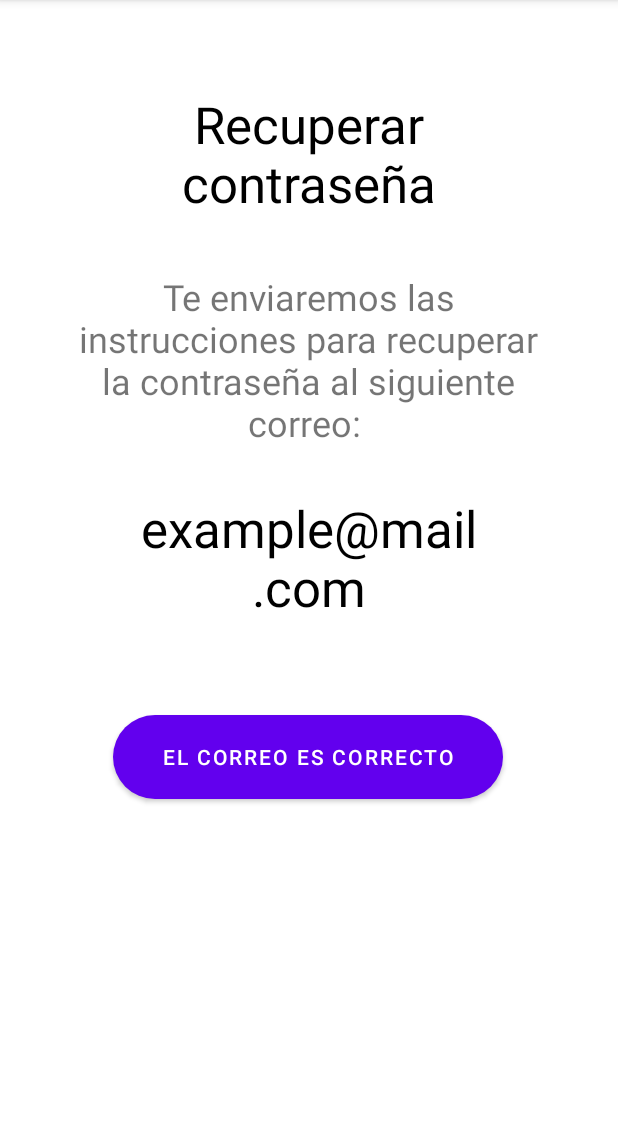
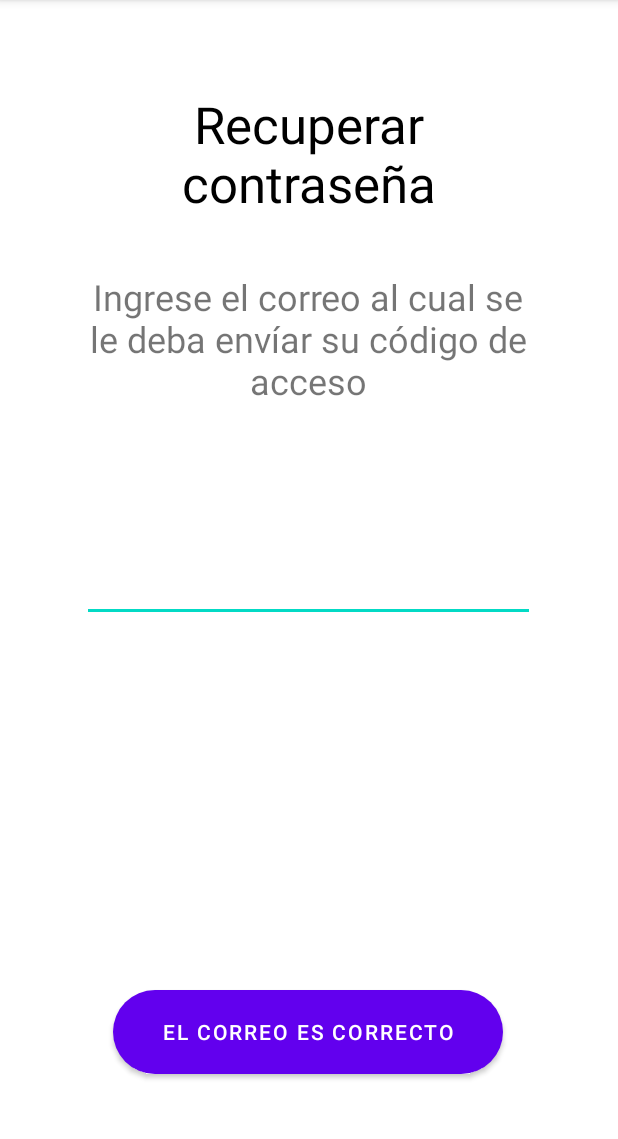
Before and after one commit to JorgeDhSS/AppGastos, an Android app: the RecuperarContrasena screen opened directly, with no data from a screen before it, on a phone screen of 412 x 824 dp, the part 84-1223 px from its top. Run offline under Robolectric (Android 15) with nearby library versions, the phone set to English and light mode, and no system bars; our stand-ins replace Firebase (no records; nobody signed in at launch, a user with empty details on screens opened directly).

Commit message:
Recuperar contraseña y cambios a login para agregar sharedPreferences

```diff
--- a/app/src/main/java/com/example/appgastos/Login.java
+++ b/app/src/main/java/com/example/appgastos/Login.java
@@ -5,7 +5,9 @@ import static android.content.ContentValues.TAG;
 import androidx.annotation.NonNull;
 import androidx.appcompat.app.AppCompatActivity;
 
+import android.content.Context;
 import android.content.Intent;
+import android.content.SharedPreferences;
 import android.os.Bundle;
 import android.util.Log;
 import android.view.View;
@@ -84,6 +86,10 @@ public class Login extends AppCompatActivity {
                             FirebaseUser user = mAuth.getCurrentUser();
                             Toast.makeText(getApplicationContext(), "Autenticación correcta",
                                     Toast.LENGTH_SHORT).show();
+                            SharedPreferences datosUsuario = getSharedPreferences("datosUsuario", Context.MODE_PRIVATE);
+                            SharedPreferences.Editor editorPreferenrences = datosUsuario.edit();
+                            editorPreferenrences.putString("mail", Eduser.getText().toString().trim());
+                            editorPreferenrences.commit();
                             startActivity(new Intent(Login.this, MainActivity.class));
                             finish();
                         }else{
--- a/app/src/main/java/com/example/appgastos/RecuperarContrasena.java
+++ b/app/src/main/java/com/example/appgastos/RecuperarContrasena.java
@@ -1,14 +1,63 @@
 package com.example.appgastos;
 
+import androidx.annotation.NonNull;
 import androidx.appcompat.app.AppCompatActivity;
 
+import android.content.Context;
+import android.content.Intent;
+import android.content.SharedPreferences;
 import android.os.Bundle;
+import android.view.View;
+import android.widget.EditText;
+import android.widget.TextView;
+import android.widget.Toast;
+
+import com.google.android.gms.tasks.OnCompleteListener;
+import com.google.android.gms.tasks.Task;
+import com.google.firebase.auth.AuthResult;
+import com.google.firebase.auth.FirebaseAuth;
+import com.google.firebase.database.DatabaseReference;
+
+import java.util.Date;
+import java.util.HashMap;
+import java.util.Map;
 
 public class RecuperarContrasena extends AppCompatActivity {
 
+    public EditText emailText;
+    private FirebaseAuth mAuth;
+    DatabaseReference mDatabase;
     @Override
     protected void onCreate(Bundle savedInstanceState) {
         super.onCreate(savedInstanceState);
+        emailText = findViewById(R.id.correo);
         setContentView(R.layout.activity_recuperar_contrasena);
     }
+
+    public void onClickVerify(View v) {
+        /*Map<String, Object> map = new HashMap<>();
+        map.put("date", new Date());
+        //TODO auto-generate code
+        map.put("code", 1425);
+        map.put("email", emailText.getText().toString());
+
+        String _id = mDatabase.push().getKey();
+
+        mDatabase.child("PasswordRetrieve").child(_id).setValue(map).addOnCompleteListener(new OnCompleteListener<Void>() {
+            @Override
+            public void onComplete(@NonNull Task<Void> task2) {
+                if (task2.isSuccessful()){
+                    //TODO send email
+                    Intent intent = new Intent(RecuperarContrasena.this, RecuperarContrasenaValidacion.class);
+                    intent.putExtra("code", 1425);
+                    startActivity(intent);
+                    finish();
+                }else{
+                    Toast.makeText(RecuperarContrasena.this, "No se pudo crear el código de confirmación", Toast.LENGTH_SHORT).show();
+                }
+            }
+        });*/
+        Intent activityChangeIntent = new Intent(RecuperarContrasena.this, RecuperarContrasenaValidacion.class);
+        startActivity(activityChangeIntent);
+    }
 }
--- a/app/src/main/res/layout/activity_recuperar_contrasena.xml
+++ b/app/src/main/res/layout/activity_recuperar_contrasena.xml
@@ -24,7 +24,7 @@
         android:layout_width="326dp"
         android:layout_height="120dp"
         android:layout_marginTop="40dp"
-        android:text="Te enviaremos las instrucciones para recuperar la contraseña al siguiente correo: "
+        android:text="Ingrese el correo al cual se le deba envíar su código de acceso"
         android:textAlignment="center"
         android:textSize="24sp"
         app:layout_constraintEnd_toEndOf="parent"
@@ -32,30 +32,29 @@
         app:layout_constraintStart_toStartOf="parent"
         app:layout_constraintTop_toBottomOf="@+id/textView7" />
 
-    <TextView
-        android:id="@+id/correo"
-        android:layout_width="296dp"
-        android:layout_height="104dp"
-        android:layout_marginTop="28dp"
-        android:text="example@mail.com"
-        android:textAlignment="center"
-        android:textColor="@color/black"
-        android:textSize="34sp"
-        app:layout_constraintEnd_toEndOf="parent"
-        app:layout_constraintStart_toStartOf="parent"
-        app:layout_constraintTop_toBottomOf="@+id/textView11" />
-
     <Button
         android:id="@+id/button4"
         android:layout_width="260dp"
         android:layout_height="56dp"
-        android:layout_marginTop="32dp"
+        android:layout_marginBottom="52dp"
         android:background="@drawable/button_background"
+        android:onClick="onClickVerify"
         android:text="El correo es correcto"
         app:layout_constraintBottom_toBottomOf="parent"
         app:layout_constraintEnd_toEndOf="parent"
         app:layout_constraintHorizontal_bias="0.496"
+        app:layout_constraintStart_toStartOf="parent" />
+
+    <EditText
+        android:id="@+id/correo"
+        android:layout_width="302dp"
+        android:layout_height="45dp"
+        android:layout_marginTop="68dp"
+        android:ems="10"
+        android:inputType="textEmailAddress"
+        app:layout_constraintEnd_toEndOf="parent"
+        app:layout_constraintHorizontal_bias="0.497"
         app:layout_constraintStart_toStartOf="parent"
-        app:layout_constraintTop_toBottomOf="@+id/correo"
-        app:layout_constraintVertical_bias="0.047" />
+        app:layout_constraintTop_toBottomOf="@+id/textView11" />
+
 </androidx.constraintlayout.widget.ConstraintLayout>
--- a/app/src/main/res/layout/activity_recuperar_contrasena_validacion.xml
+++ b/app/src/main/res/layout/activity_recuperar_contrasena_validacion.xml
@@ -20,7 +20,7 @@
         app:layout_constraintTop_toTopOf="parent" />
 
     <EditText
-        android:id="@+id/editTextTextPersonName"
+        android:id="@+id/editTextPersonName"
         android:layout_width="277dp"
         android:layout_height="52dp"
         android:layout_marginTop="52dp"
@@ -41,8 +41,9 @@
         android:layout_height="51dp"
         android:layout_marginTop="60dp"
         android:background="@drawable/button_background"
+        android:onClick="onClickValidate"
         android:text="Válidar código"
         app:layout_constraintEnd_toEndOf="parent"
         app:layout_constraintStart_toStartOf="parent"
-        app:layout_constraintTop_toBottomOf="@+id/editTextTextPersonName" />
+        app:layout_constraintTop_toBottomOf="@+id/editTextPersonName" />
 </androidx.constraintlayout.widget.ConstraintLayout>
```
Also changed, not shown: app/src/main/java/com/example/appgastos/RecuperarContrasenaValidacion.java (+20 -0 lines).
